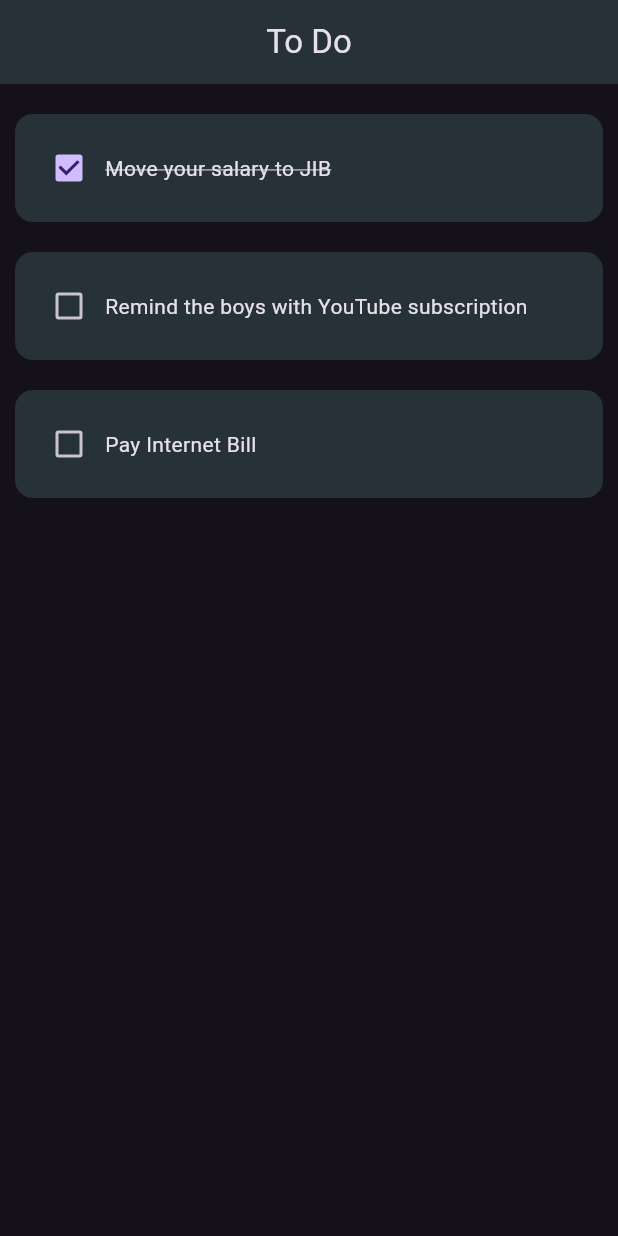
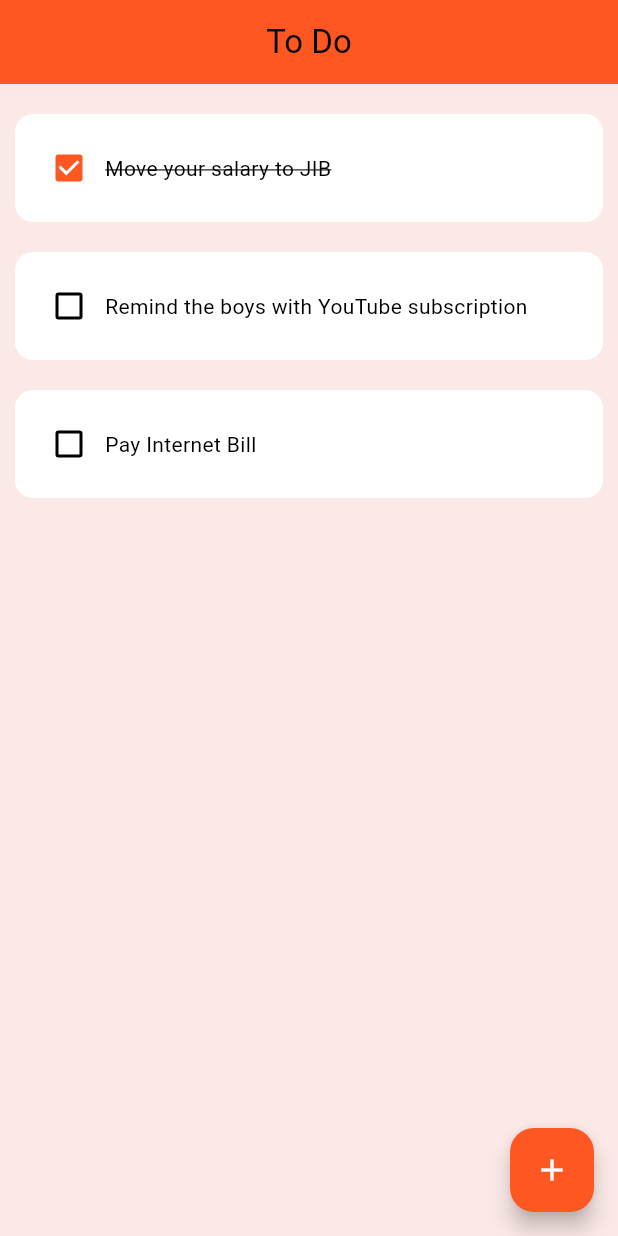
Before and after one commit to OmarAlazaizeh/todo-flutter, a Flutter app: the screen it shows after launch, on a phone screen of 412 x 824 dp. Run offline on Flutter 3.47's test engine with Material 3 defaults, Android fonts, the phone set to English and light mode, and no system bars.

Commit message:
Edited the app theme

```diff
--- a/lib/main.dart
+++ b/lib/main.dart
@@ -12,7 +12,15 @@ class MyApp extends StatelessWidget {
   Widget build(BuildContext context) {
     return MaterialApp(
       title: 'Flutter Demo',
-      theme: ThemeData.dark(),
+      theme: ThemeData(
+        // Define the default brightness and colors.
+        colorScheme: ColorScheme.fromSwatch(
+          primarySwatch: Colors.deepOrange,
+
+          brightness: Brightness.light,
+        ),
+        scaffoldBackgroundColor: Colors.deepOrange[50],
+      ),
       home: TodoPage(),
     );
   }
--- a/lib/pages/todo_page.dart
+++ b/lib/pages/todo_page.dart
@@ -28,7 +28,8 @@ class _TodoPageState extends State<TodoPage> {
       appBar: AppBar(
         title: Text('To Do'),
         centerTitle: true,
-        backgroundColor: Colors.blueGrey[900],
+        // backgroundColor: Colors.blueGrey[900],
+        backgroundColor: Theme.of(context).colorScheme.primary,
       ),
       body: Padding(
         padding: const EdgeInsets.all(10.0),
@@ -43,6 +44,10 @@ class _TodoPageState extends State<TodoPage> {
           },
         ),
       ),
+      floatingActionButton: FloatingActionButton(
+        onPressed: () {},
+        child: Icon(Icons.add),
+      ),
     );
   }
 }
--- a/lib/utilities/todo_task.dart
+++ b/lib/utilities/todo_task.dart
@@ -18,7 +18,8 @@ class Task extends StatelessWidget {
       margin: EdgeInsets.only(top: 10.0, bottom: 10),
       padding: EdgeInsets.all(12.0),
       decoration: BoxDecoration(
-        color: Colors.blueGrey[900],
+        // color: Colors.blueGrey[900],
+        color: Theme.of(context).cardColor,
         borderRadius: BorderRadius.circular(12.0),
       ),
       child: Row(
```
